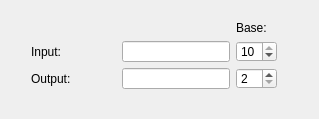
First picture: the form in dialog.ui, repository realityfabric/Base-Conversion-Calculator, before the edit.
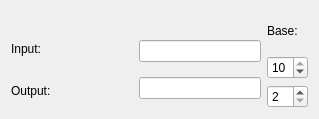
Second picture: the form after the edit.

Commit message: Updated the GUI to allow resizing for longer numbers

```diff
--- a/dialog.ui
+++ b/dialog.ui
@@ -13,15 +13,8 @@
   <property name="windowTitle">
    <string>Dialog</string>
   </property>
-  <widget class="QWidget" name="">
-   <property name="geometry">
-    <rect>
-     <x>20</x>
-     <y>10</y>
-     <width>268</width>
-     <height>90</height>
-    </rect>
-   </property>
+  <layout class="QVBoxLayout" name="verticalLayout_4">
+   <item>
    <layout class="QHBoxLayout" name="horizontalLayout">
     <item>
      <layout class="QVBoxLayout" name="verticalLayout_3">
@@ -123,7 +116,8 @@
      </layout>
     </item>
    </layout>
-  </widget>
+   </item>
+  </layout>
  </widget>
  <layoutdefault spacing="6" margin="11"/>
  <resources/>
```
Lines whose indentation alone changed are shown as unchanged.
